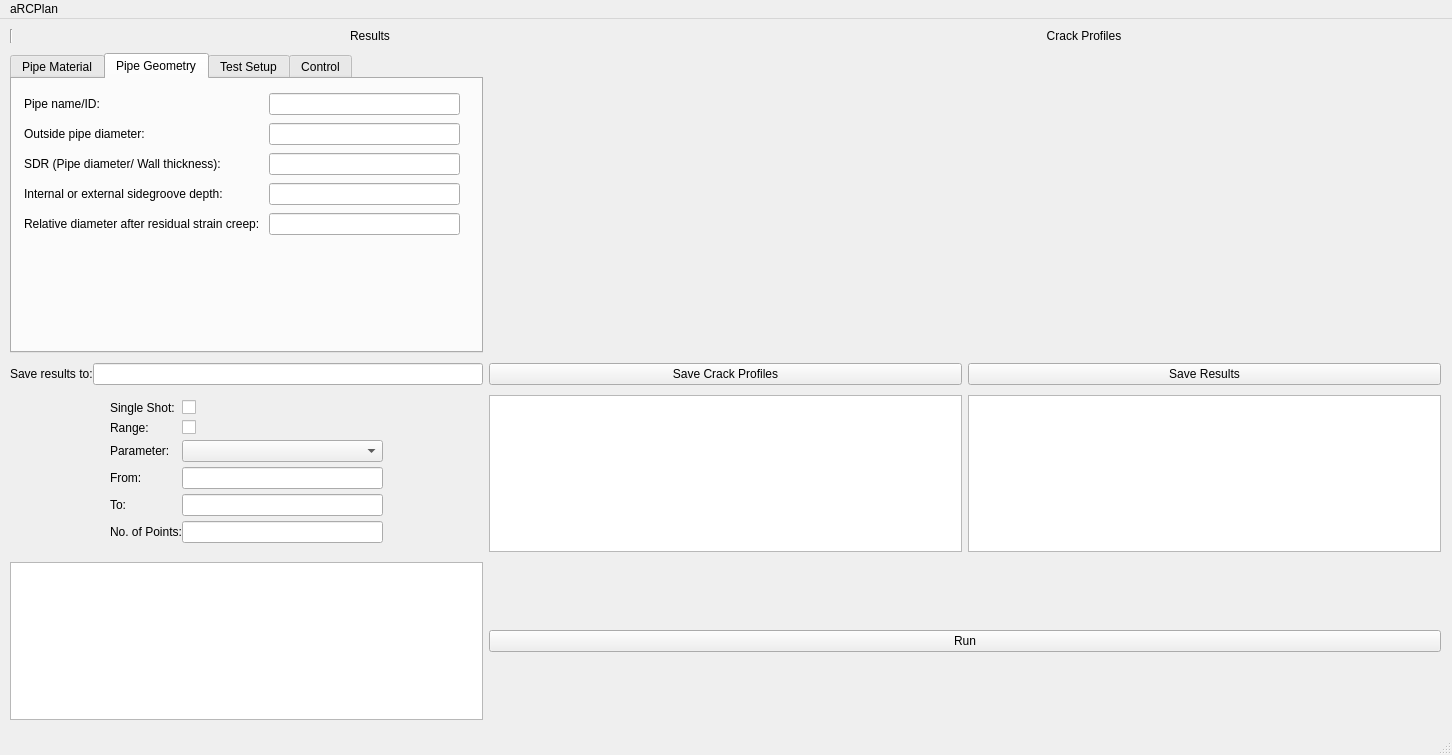
Before: the Qt Designer form guimain.ui in FraserEdwards/aRCPlanQt, drawn with Qt 5.
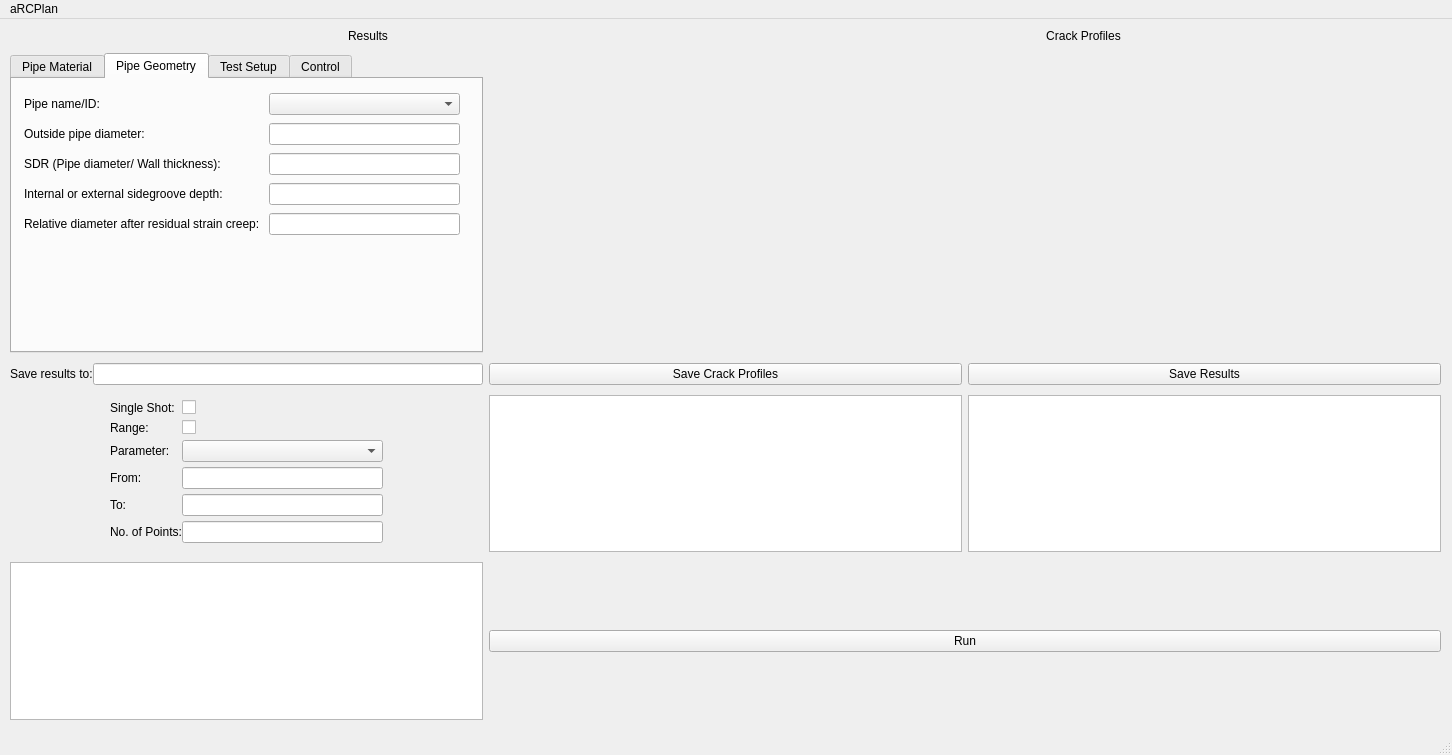
After: the same form once the commit is applied. The open tabs and pages were chosen to show the change. Custom widgets are drawn as their Qt base class.

Commit message:
material name and pipe name now combo boxes
Allows selection of material or pipe which sets all values

The edit to the form file:
```diff
--- a/guimain.ui
+++ b/guimain.ui
@@ -54,24 +54,14 @@
       <widget class="QTableWidget" name="Resultstable"/>
      </item>
      <item row="0" column="0" colspan="3">
-      <layout class="QGridLayout" name="gridLayout" rowstretch="0,0">
+      <layout class="QGridLayout" name="gridLayout" rowstretch="0">
        <property name="bottomMargin">
         <number>0</number>
        </property>
        <property name="verticalSpacing">
         <number>0</number>
        </property>
-       <item row="0" column="3">
-        <widget class="QLabel" name="label_22">
-         <property name="text">
-          <string>Crack Profiles</string>
-         </property>
-         <property name="alignment">
-          <set>Qt::AlignCenter</set>
-         </property>
-        </widget>
-       </item>
-       <item row="0" column="2">
+       <item row="0" column="1">
         <widget class="QLabel" name="label_23">
          <property name="text">
           <string>Results</string>
@@ -81,10 +71,13 @@
          </property>
         </widget>
        </item>
-       <item row="0" column="1" rowspan="2">
-        <widget class="Line" name="line_2">
-         <property name="orientation">
-          <enum>Qt::Vertical</enum>
+       <item row="0" column="2">
+        <widget class="QLabel" name="label_22">
+         <property name="text">
+          <string>Crack Profiles</string>
+         </property>
+         <property name="alignment">
+          <set>Qt::AlignCenter</set>
          </property>
         </widget>
        </item>
@@ -206,9 +199,6 @@
             </property>
            </widget>
           </item>
-          <item row="0" column="1">
-           <widget class="QLineEdit" name="pipename"/>
-          </item>
           <item row="1" column="0">
            <widget class="QLabel" name="PipeID_5">
             <property name="text">
@@ -249,6 +239,9 @@
           <item row="4" column="1">
            <widget class="QLineEdit" name="relativediameter"/>
           </item>
+          <item row="0" column="1">
+           <widget class="QComboBox" name="pipename"/>
+          </item>
          </layout>
         </widget>
        </widget>
```
Left out of the diff: 8 changed lines with no effect on the pictures. The commit also changes 4 other files.
